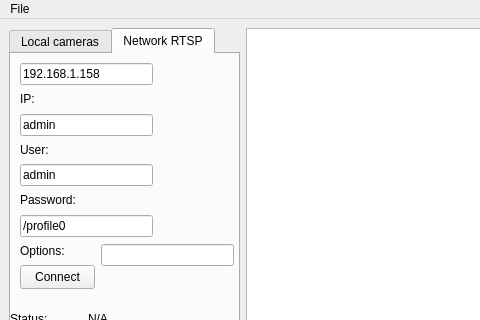
First picture: the form in mainwindow.ui, repository Omadica/EnhancedPlayer, before the edit; both pictures show x 0 to 480 and y 0 to 320 of the 1272 by 766 pixel window.
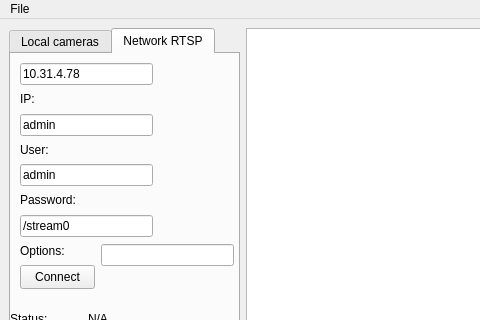
Second picture: the form after the edit. Custom widgets are drawn as their Qt base class.

```diff
--- a/mainwindow.ui
+++ b/mainwindow.ui
@@ -76,7 +76,7 @@
            </rect>
           </property>
           <property name="text">
-           <string>192.168.1.158</string>
+           <string>10.31.4.78</string>
           </property>
          </widget>
          <widget class="QLabel" name="label">
@@ -160,7 +160,7 @@
            </rect>
           </property>
           <property name="text">
-           <string>/profile0</string>
+           <string>/stream0</string>
           </property>
          </widget>
          <widget class="QLabel" name="label_4">
```
Left out of the diff: 2 changed lines with no effect on the pictures.
